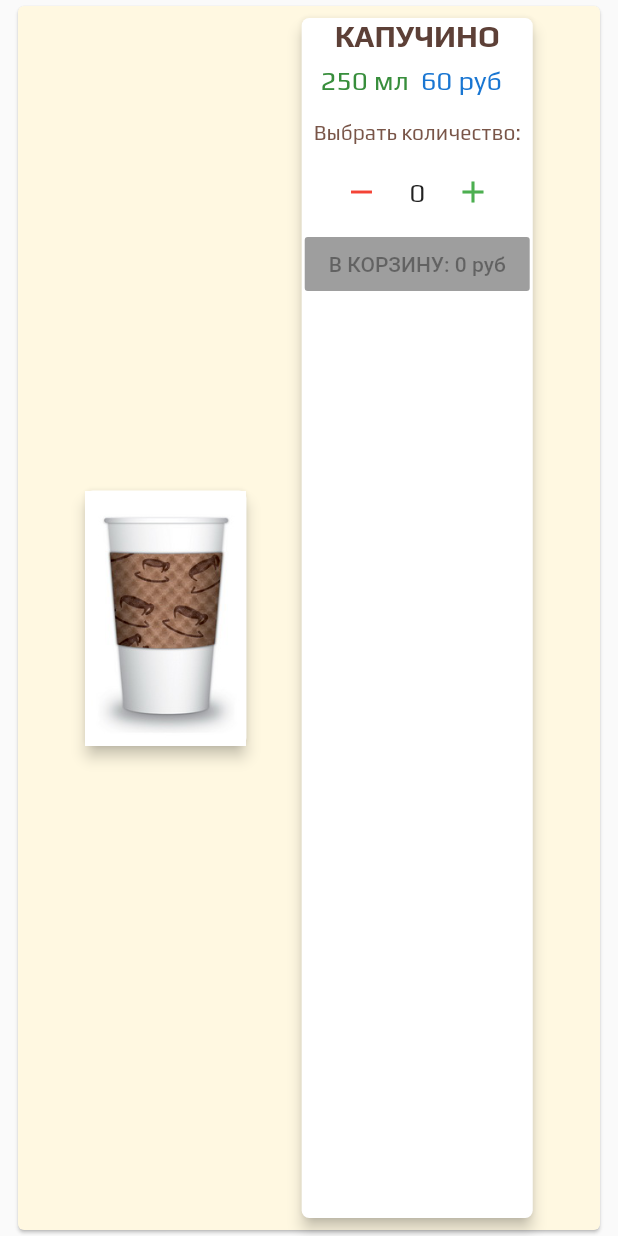
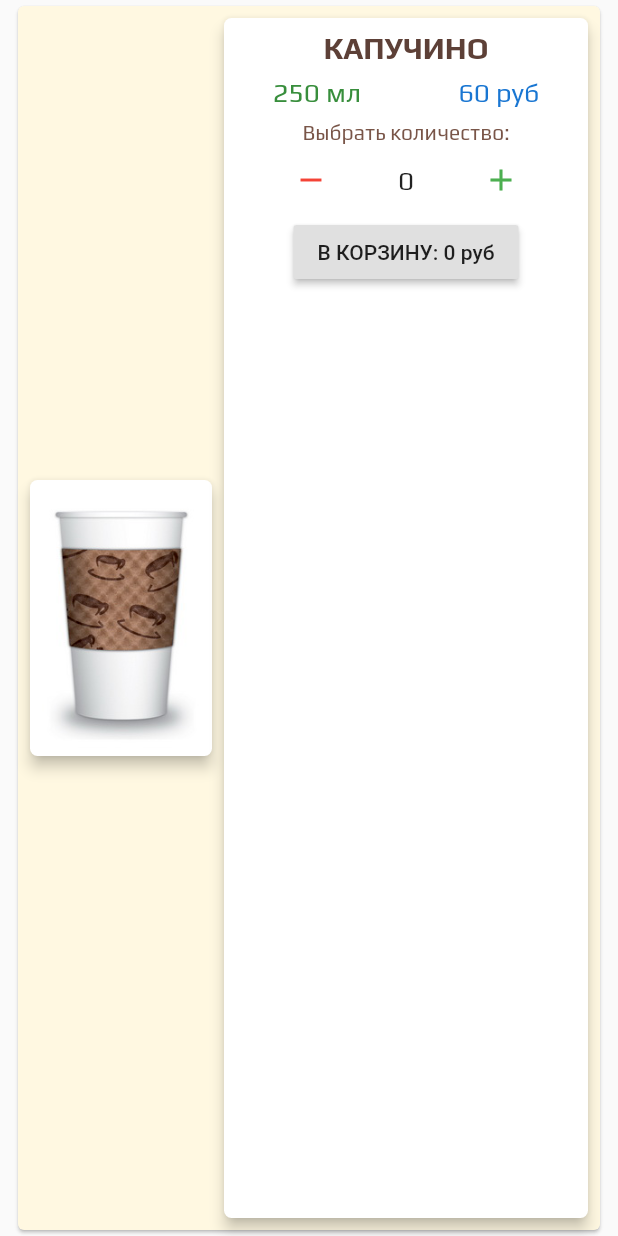
Before and after one commit to CoMatu/coffee, a Flutter app: the ProductCard widget shown alone on an empty page, opened directly, on a phone screen of 412 x 824 dp. Run offline on Flutter 3.47's test engine with Material 2 defaults, Android fonts, the phone set to English and light mode, and no system bars.

Commit message:
карточка продукта черновик готов

```diff
--- a/lib/card.dart
+++ b/lib/card.dart
@@ -22,19 +22,34 @@ class ProductCardState extends State<ProductCard> {
       padding: const EdgeInsets.only(left: 8.0, right: 8.0),
       child: Card(
         color: _amber,
-        child: Padding(
-          padding: const EdgeInsets.all(8.0),
         child: Row(
           mainAxisAlignment: MainAxisAlignment.spaceEvenly,
           children: <Widget>[
-              Container( height: 170.0,
+            Expanded(
+              flex: 1,
+              child: Container(
+                  height: 200.0,
                   child:
-                  Material(
+                  Padding(
+                    padding: const EdgeInsets.only(left: 8.0, top: 8.0, bottom: 8.0),
+                    child: Material(
                       elevation: 4.0,
                       color: Colors.white,
                       borderRadius: BorderRadius.circular(5.0),
-                    child: Image.asset('assets/product_images/americano.png'),
+                      child: Padding(
+                        padding: const EdgeInsets.all(2.0),
+                        child: Image.asset('assets/product_images/americano.png',
+                        ),
+                      ),
+                    ),
                   )),
+
+            ),
+            Expanded(
+              flex: 2,
+              child: Padding(
+                padding: const EdgeInsets.all(8.0),
+                child:
                 Container(
                   child: Material(
                     elevation: 4.0,
@@ -42,13 +57,16 @@ class ProductCardState extends State<ProductCard> {
                     borderRadius: BorderRadius.circular(5.0),
                     child: Column(
                       children: <Widget>[
-                      Text(
+                        Padding(
+                          padding: const EdgeInsets.all(8.0),
+                          child: Text(
                             'КАПУЧИНО',
                             style: TextStyle(
                                 fontFamily: 'Play',
                                 fontSize: 20.0,
                                 fontWeight: FontWeight.bold,
                                 color: Colors.brown[700]),
+                          ),
                         ),
                         Row(
                           mainAxisAlignment: MainAxisAlignment.spaceAround,
@@ -60,20 +78,17 @@ class ProductCardState extends State<ProductCard> {
                                   fontSize: 18.0,
                                   color: Colors.green[700]),
                             ),
-                          Padding(
-                            padding: const EdgeInsets.all(8.0),
-                            child: Text(
+                            Text(
                               '60 руб',
                               style: TextStyle(
                                   fontFamily: 'Play',
                                   fontSize: 18.0,
                                   color: Colors.blue[700]),
-                            ),
                             )
                           ],
                         ),
                         Padding(
-                        padding: const EdgeInsets.all(8.0),
+                          padding: const EdgeInsets.only(left: 8.0, right: 8.0, top: 8.0),
                           child: Text(
                             'Выбрать количество:',
                             style: TextStyle(
@@ -83,20 +98,18 @@ class ProductCardState extends State<ProductCard> {
                           ),
                         ),
                         Row(
+                          mainAxisAlignment: MainAxisAlignment.spaceEvenly,
                           children: <Widget>[
                             IconButton(
                               color: Colors.red,
                               icon: Icon(Icons.remove),
                               onPressed: () {},
                             ),
-                          Padding(
-                            padding: const EdgeInsets.all(8.0),
-                            child: Text(
+                            Text(
                               '0',
                               style: TextStyle(
                                 fontFamily: 'Play',
                                 fontSize: 18.0,
-                              ),
                               ),
                             ),
                             IconButton(
@@ -106,17 +119,25 @@ class ProductCardState extends State<ProductCard> {
                             )
                           ],
                         ),
-                      RaisedButton(
+                        Padding(
+                          padding: const EdgeInsets.only(bottom: 8.0),
+                          child: RaisedButton(
                             child: Text('В КОРЗИНУ: 0 руб'),
-                      )
-                    ],
-                  ),
+                            onPressed: (){
+
+                            },
                           ),
                         )
                       ],
                     ),
                   ),
                 ),
+              )
+              ,
+            )
+          ],
+        ),
+      ),
     );
   }
 }
```
Lines whose indentation alone changed are shown as unchanged.
